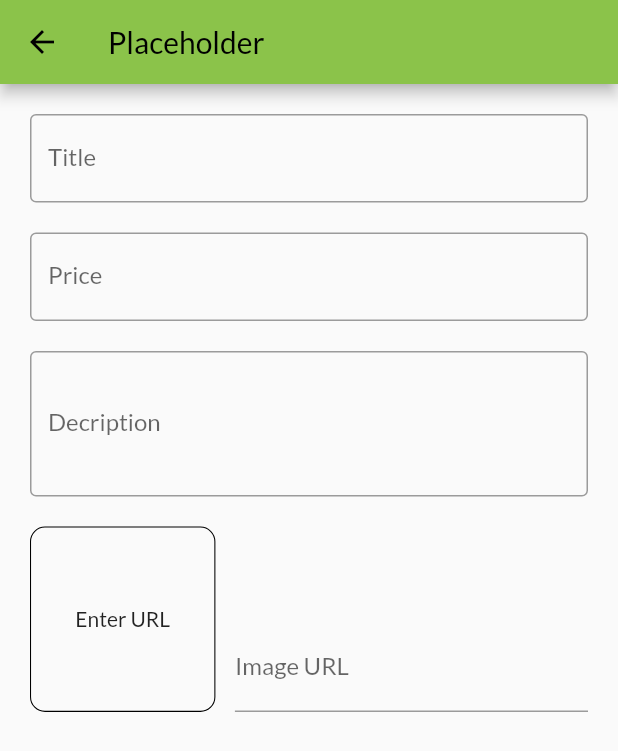
After one commit to devgala/bbb_mart_app, a Flutter app: the EditProductScreen screen opened by its route, on a phone screen of 412 x 824 dp. The commit adds this screen. Shown: the top 751 px of the screen. Run offline on Flutter 3.47's test engine with Material 2 defaults, Android fonts, the phone set to English and light mode, and no system bars; network calls fail.

Commit message:
edit product

```diff
--- a/lib/main.dart
+++ b/lib/main.dart
@@ -2,6 +2,7 @@ import 'package:bbb_mart/providers/Orders.dart';
 import 'package:bbb_mart/providers/cart.dart';
 import 'package:bbb_mart/providers/products_provider.dart';
 import 'package:bbb_mart/screens/cart_screen.dart';
+import 'package:bbb_mart/screens/edit_product_screen.dart';
 import 'package:bbb_mart/screens/manager_screen.dart';
 import 'package:bbb_mart/screens/orders_screen.dart';
 import 'package:bbb_mart/screens/product_detail_screen.dart';
@@ -38,6 +39,7 @@ class MyApp extends StatelessWidget {
           CartScreen.routeName: (ctx) => CartScreen(),
           OrdersScreen.routeName: (ctx)=>OrdersScreen(),
           ManagerScreen.routeName: (ctx)=>ManagerScreen(),
+          EditProductScreen.routeName : (ctx)=>EditProductScreen(),
         },
       ),
     );
--- /dev/null
+++ b/lib/screens/edit_product_screen.dart
@@ -0,0 +1,152 @@
+import 'package:flutter/material.dart';
+import 'package:flutter/services.dart';
+
+class EditProductScreen extends StatefulWidget {
+  @override
+  static const routeName = '/editProduct';
+  State<EditProductScreen> createState() => _EditProductScreenState();
+}
+
+class _EditProductScreenState extends State<EditProductScreen> {
+  final _priceFocusNode = FocusNode();
+  final _descriptionFocusNode = FocusNode();
+  final _imageUrlController = TextEditingController();
+  final imageUrlFocusNode = FocusNode();
+  @override
+  void initState() {
+    imageUrlFocusNode.addListener(changeFocus);
+    super.initState();
+  }
+  @override
+  void dispose() {
+    imageUrlFocusNode.removeListener(changeFocus);
+    _priceFocusNode.dispose();
+    _descriptionFocusNode.dispose();
+    _imageUrlController.dispose();
+    imageUrlFocusNode.dispose();
+    super.dispose();
+  }
+  void changeFocus(){
+    if(!imageUrlFocusNode.hasFocus){
+      setState(() {}); // just rebuilds page and thus updates image with current urls
+    }
+  }
+  @override
+  Widget build(BuildContext context) {
+    return Scaffold(
+      appBar: AppBar(title: Text('Placeholder')),
+      body: Padding(
+        padding: const EdgeInsets.all(20.0),
+        child: Form(
+            child: SingleChildScrollView(
+          child: Column(
+            children: <Widget>[
+              TextFormField(
+                decoration: InputDecoration(
+                  label: const Text('Title'),
+                  focusedBorder: OutlineInputBorder(
+                    //<-- SEE HERE
+                    borderSide: BorderSide(
+                      width: 0.4,
+                      color: Theme.of(context).primaryColor,
+                    ),
+                  ),
+                  border: OutlineInputBorder(
+                    //<-- SEE HERE
+                    borderSide: BorderSide(
+                      width: 0.4,
+                    ),
+                  ),
+                ),
+                textInputAction: TextInputAction.next,
+                onFieldSubmitted: (_) {
+                  FocusScope.of(context).requestFocus(
+                      _priceFocusNode); // focus to the input connected to _priceFocusNode
+                },
+              ),
+              const SizedBox(height: 20),
+              TextFormField(
+                onFieldSubmitted: (_) {
+                  FocusScope.of(context).requestFocus(_descriptionFocusNode);
+                },
+                decoration: InputDecoration(
+                  label: const Text('Price'),
+                  focusedBorder: OutlineInputBorder(
+                    //<-- SEE HERE
+                    borderSide: BorderSide(
+                      width: 0.4,
+                      color: Theme.of(context).primaryColor,
+                    ),
+                  ),
+                  border: OutlineInputBorder(
+                    //<-- SEE HERE
+                    borderSide: BorderSide(
+                      width: 0.4,
+                    ),
+                  ),
+                ),
+                textInputAction: TextInputAction.next,
+                keyboardType: TextInputType.number,
+                focusNode: _priceFocusNode,
+              ),
+              const SizedBox(height: 20),
+              TextFormField(
+                decoration: InputDecoration(
+                  label: const Text('Decription'),
+                  focusedBorder: OutlineInputBorder(
+                    //<-- SEE HERE
+                    borderSide: BorderSide(
+                      width: 0.4,
+                      color: Theme.of(context).primaryColor,
+                    ),
+                  ),
+                  border: OutlineInputBorder(
+                    //<-- SEE HERE
+                    borderSide: BorderSide(
+                      width: 0.4,
+                    ),
+                  ),
+                ),
+                maxLines: 3,
+                inputFormatters: [
+                  LengthLimitingTextInputFormatter(50),
+                ],
+                textInputAction: TextInputAction.next,
+                keyboardType: TextInputType.multiline,
+                focusNode: _descriptionFocusNode,
+              ),
+              const SizedBox(height: 20),
+              Row(
+                crossAxisAlignment: CrossAxisAlignment.end,
+                children: <Widget>[
+                  Container(
+                    margin: EdgeInsets.fromLTRB(0, 0, 13, 0),
+                    decoration: BoxDecoration(
+                        border: Border.all(width: 0.7),
+                        borderRadius: BorderRadius.circular(10)),
+                    width: MediaQuery.of(context).size.width * 0.3,
+                    height: MediaQuery.of(context).size.width * 0.3,
+                    child: _imageUrlController.text.isNotEmpty
+                        ? FittedBox(
+                            child: Image.network(_imageUrlController.text))
+                        : Center(child: Text('Enter URL')),
+                  ),
+                  Expanded(
+                      child: TextFormField(
+                    decoration: InputDecoration(
+                      label: const Text('Image URL'),
+                    ),
+                        keyboardType: TextInputType.url,
+                        textInputAction: TextInputAction.done,
+                        controller: _imageUrlController,
+
+                  )),
+                ],
+              )
+            ],
+          ),
+        )),
+      ),
+    );
+  }
+}
--- a/lib/screens/manager_screen.dart
+++ b/lib/screens/manager_screen.dart
@@ -1,4 +1,5 @@
 import 'package:bbb_mart/providers/products_provider.dart';
+import 'package:bbb_mart/screens/edit_product_screen.dart';
 import 'package:bbb_mart/widgets/app_drawer.dart';
 import 'package:bbb_mart/widgets/manager_prod_card.dart';
 import 'package:flutter/material.dart';
@@ -13,7 +14,9 @@ class ManagerScreen extends StatelessWidget {
     return Scaffold(
       drawer: AppDrawer(),
       appBar: AppBar(title: const Text('Listed Products'), actions: <Widget>[
-        IconButton(onPressed: () {}, icon: const Icon(Icons.add))
+        IconButton(onPressed: () {
+          Navigator.of(context).pushNamed(EditProductScreen.routeName);
+        }, icon: const Icon(Icons.add))
       ]),
       body: ListView.builder(
           itemCount: productProvider.productList.length,
```
